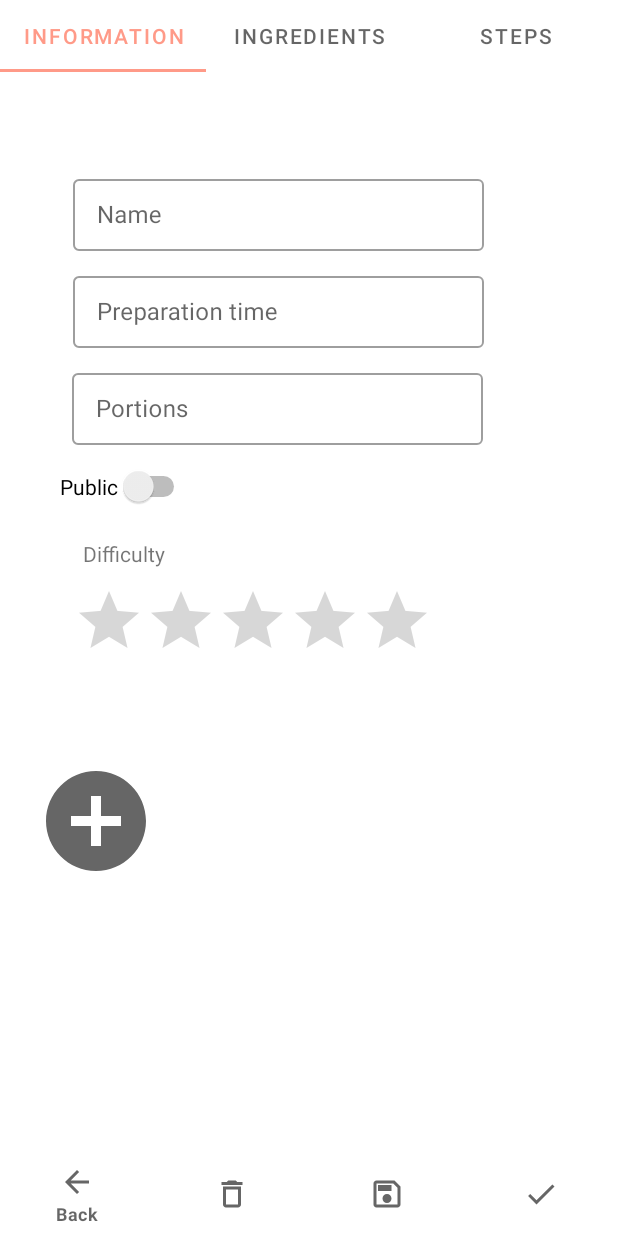
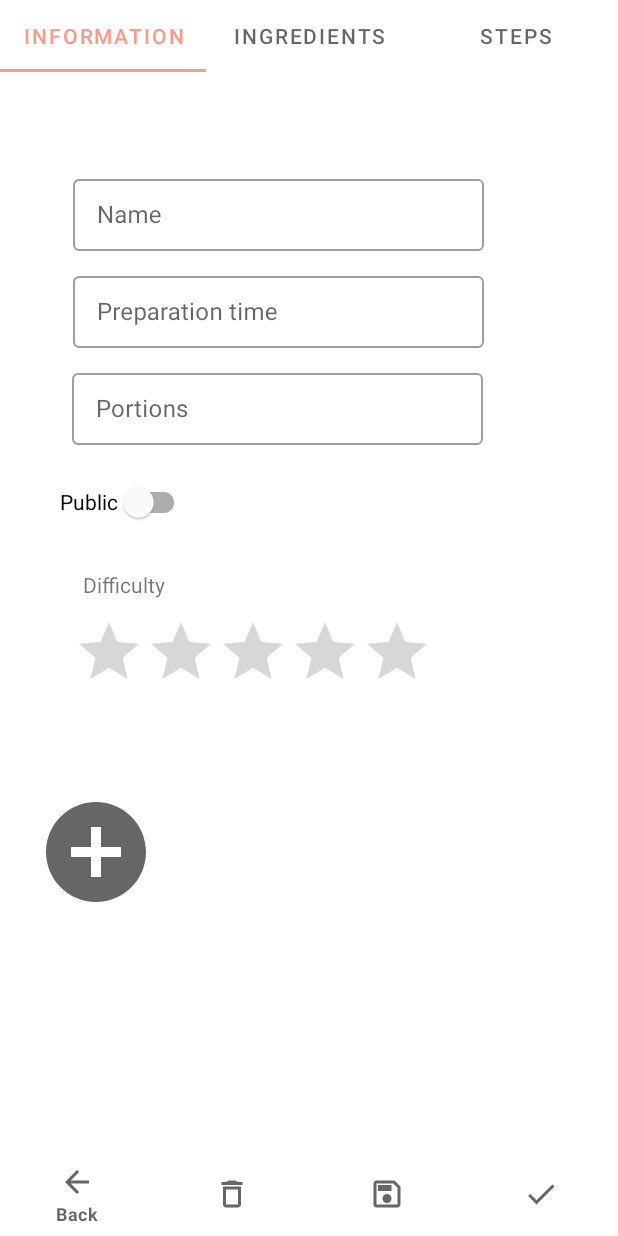
Before and after one commit to benwoo1110/Sharecipe-App, an Android app: the InformationFragment screen opened directly, with no data from a screen before it, on a phone screen of 412 x 824 dp. Run offline under Robolectric (Android 15) with nearby library versions, the phone set to English and light mode, and no system bars; libraries missing offline, so code that uses them is left out: com.github.dhaval2404.imagepicker, java9.util, java9.util.function; pictures from the network do not load; 2 statements that could not run were skipped.

Commit message:
Code cleanup

```diff
--- a/app/src/main/java/sg/edu/np/mad/Sharecipe/data/AccountManager.java
+++ b/app/src/main/java/sg/edu/np/mad/Sharecipe/data/AccountManager.java
@@ -1,6 +1,5 @@
 package sg.edu.np.mad.Sharecipe.data;
 
-import android.app.Activity;
 import android.content.Context;
 import android.content.SharedPreferences;
 
@@ -10,14 +9,11 @@ import androidx.annotation.Nullable;
 import com.google.gson.JsonElement;
 import com.google.gson.JsonObject;
 
-import java.util.function.BiConsumer;
-
 import dev.haenara.bricksharepref.BrickSharedPreferences;
 import sg.edu.np.mad.Sharecipe.models.Account;
 import sg.edu.np.mad.Sharecipe.utils.DataResult;
 import sg.edu.np.mad.Sharecipe.utils.FutureDataResult;
 import sg.edu.np.mad.Sharecipe.utils.Interval;
-import sg.edu.np.mad.Sharecipe.utils.JsonUtils;
 import sg.edu.np.mad.Sharecipe.web.SharecipeRequests;
 
 /**
--- a/app/src/main/java/sg/edu/np/mad/Sharecipe/data/UserManager.java
+++ b/app/src/main/java/sg/edu/np/mad/Sharecipe/data/UserManager.java
@@ -9,7 +9,6 @@ import androidx.annotation.NonNull;
 import com.google.common.cache.Cache;
 import com.google.common.cache.CacheBuilder;
 import com.google.gson.JsonElement;
-import com.google.gson.JsonObject;
 
 import java.io.File;
 import java.io.IOException;
--- a/app/src/main/java/sg/edu/np/mad/Sharecipe/ui/LoginActivity.java
+++ b/app/src/main/java/sg/edu/np/mad/Sharecipe/ui/LoginActivity.java
@@ -8,13 +8,10 @@ import android.widget.Toast;
 
 import com.google.android.material.textfield.TextInputLayout;
 
-import java.io.IOException;
-
 import sg.edu.np.mad.Sharecipe.data.AccountManager;
 import sg.edu.np.mad.Sharecipe.R;
 import sg.edu.np.mad.Sharecipe.ui.common.DynamicFocusAppCompatActivity;
 import sg.edu.np.mad.Sharecipe.ui.main.MainActivity;
-import sg.edu.np.mad.Sharecipe.web.SharecipeRequests;
 
 public class LoginActivity extends DynamicFocusAppCompatActivity {
 
--- a/app/src/main/java/sg/edu/np/mad/Sharecipe/ui/SplashActivity.java
+++ b/app/src/main/java/sg/edu/np/mad/Sharecipe/ui/SplashActivity.java
@@ -1,20 +1,15 @@
 package sg.edu.np.mad.Sharecipe.ui;
 
 import androidx.appcompat.app.AppCompatActivity;
-import androidx.appcompat.app.AppCompatDelegate;
 
 import android.app.AlertDialog;
-import android.content.DialogInterface;
 import android.content.Intent;
 import android.os.Bundle;
 import android.widget.Toast;
 
-import java.io.IOException;
-
 import sg.edu.np.mad.Sharecipe.R;
 import sg.edu.np.mad.Sharecipe.data.AccountManager;
 import sg.edu.np.mad.Sharecipe.ui.main.MainActivity;
-import sg.edu.np.mad.Sharecipe.web.SharecipeRequests;
 
 public class SplashActivity extends AppCompatActivity {
 
--- a/app/src/main/java/sg/edu/np/mad/Sharecipe/ui/create/IngredientsAdapter.java
+++ b/app/src/main/java/sg/edu/np/mad/Sharecipe/ui/create/IngredientsAdapter.java
@@ -4,7 +4,6 @@ import android.app.Activity;
 import android.view.LayoutInflater;
 import android.view.View;
 import android.view.ViewGroup;
-import android.widget.AdapterView;
 
 import androidx.recyclerview.widget.RecyclerView;
 
--- a/app/src/main/java/sg/edu/np/mad/Sharecipe/ui/create/IngredientsViewholder.java
+++ b/app/src/main/java/sg/edu/np/mad/Sharecipe/ui/create/IngredientsViewholder.java
@@ -2,7 +2,6 @@ package sg.edu.np.mad.Sharecipe.ui.create;
 
 import android.view.View;
 import android.widget.EditText;
-import android.widget.Spinner;
 
 import androidx.recyclerview.widget.RecyclerView;
 
--- a/app/src/main/java/sg/edu/np/mad/Sharecipe/ui/create/StepsFragment.java
+++ b/app/src/main/java/sg/edu/np/mad/Sharecipe/ui/create/StepsFragment.java
@@ -7,7 +7,6 @@ import android.view.ViewGroup;
 
 import androidx.fragment.app.Fragment;
 import androidx.recyclerview.widget.LinearLayoutManager;
-import androidx.recyclerview.widget.RecyclerView;
 
 import com.google.android.material.floatingactionbutton.FloatingActionButton;
 
--- a/app/src/main/java/sg/edu/np/mad/Sharecipe/ui/main/MainActivity.java
+++ b/app/src/main/java/sg/edu/np/mad/Sharecipe/ui/main/MainActivity.java
@@ -2,7 +2,6 @@ package sg.edu.np.mad.Sharecipe.ui.main;
 
 import android.content.Intent;
 import android.os.Bundle;
-import android.view.View;
 
 import androidx.appcompat.app.AppCompatActivity;
 import androidx.fragment.app.Fragment;
@@ -10,8 +9,6 @@ import androidx.fragment.app.Fragment;
 import com.google.android.material.bottomnavigation.BottomNavigationView;
 import com.google.android.material.floatingactionbutton.FloatingActionButton;
 
-import sg.edu.np.mad.Sharecipe.data.AccountManager;
-import sg.edu.np.mad.Sharecipe.ui.LoginActivity;
 import sg.edu.np.mad.Sharecipe.ui.create.RecipeCreateActivity;
 import sg.edu.np.mad.Sharecipe.utils.FragmentCollection;
 
--- a/app/src/main/java/sg/edu/np/mad/Sharecipe/ui/main/RecipeAdapter.java
+++ b/app/src/main/java/sg/edu/np/mad/Sharecipe/ui/main/RecipeAdapter.java
@@ -11,7 +11,6 @@ import java.util.List;
 
 import sg.edu.np.mad.Sharecipe.R;
 import sg.edu.np.mad.Sharecipe.models.Recipe;
-import sg.edu.np.mad.Sharecipe.models.User;
 
 public class RecipeAdapter extends RecyclerView.Adapter<RecipeViewHolder> {
 
--- a/app/src/main/java/sg/edu/np/mad/Sharecipe/ui/main/SearchResultViewHolder.java
+++ b/app/src/main/java/sg/edu/np/mad/Sharecipe/ui/main/SearchResultViewHolder.java
@@ -6,13 +6,9 @@ import android.widget.TextView;
 import androidx.annotation.NonNull;
 import androidx.recyclerview.widget.RecyclerView;
 
-import java.util.ArrayList;
-import java.util.List;
-
 import sg.edu.np.mad.Sharecipe.R;
 import sg.edu.np.mad.Sharecipe.data.RecipeManager;
 import sg.edu.np.mad.Sharecipe.models.Recipe;
-import sg.edu.np.mad.Sharecipe.models.RecipeStep;
 
 public class SearchResultViewHolder extends RecyclerView.ViewHolder {
 
--- a/app/src/main/java/sg/edu/np/mad/Sharecipe/web/FutureWebResponse.java
+++ b/app/src/main/java/sg/edu/np/mad/Sharecipe/web/FutureWebResponse.java
@@ -9,7 +9,6 @@ import java9.util.concurrent.CompletableFuture;
 import java9.util.function.BiConsumer;
 import java9.util.function.Consumer;
 import okhttp3.Response;
-import sg.edu.np.mad.Sharecipe.models.Account;
 import sg.edu.np.mad.Sharecipe.utils.DataResult;
 import sg.edu.np.mad.Sharecipe.utils.FutureDataResult;
 import sg.edu.np.mad.Sharecipe.utils.JsonUtils;
--- a/app/src/main/java/sg/edu/np/mad/Sharecipe/web/SharecipeRequests.java
+++ b/app/src/main/java/sg/edu/np/mad/Sharecipe/web/SharecipeRequests.java
@@ -11,14 +11,10 @@ import org.json.JSONObject;
 import java.io.File;
 import java.util.List;
 
-import java9.util.concurrent.CompletableFuture;
 import okhttp3.MediaType;
 import okhttp3.MultipartBody;
 import okhttp3.Request;
 import okhttp3.RequestBody;
-import okhttp3.Response;
-import sg.edu.np.mad.Sharecipe.models.User;
-import sg.edu.np.mad.Sharecipe.utils.JsonUtils;
 
 /**
  * Handles web requests to the server.
--- a/app/src/main/res/layout/fragment_information.xml
+++ b/app/src/main/res/layout/fragment_information.xml
@@ -67,7 +67,7 @@
             android:hint="Portions" />
     </com.google.android.material.textfield.TextInputLayout>
 
-    <Switch
+    <com.google.android.material.switchmaterial.SwitchMaterial
         android:id="@+id/infoPublic"
         android:layout_width="wrap_content"
         android:layout_height="wrap_content"
```
Also changed, not shown: app/src/main/java/sg/edu/np/mad/Sharecipe/ui/create/ImagesAdapter.java (+0 -20 lines).
